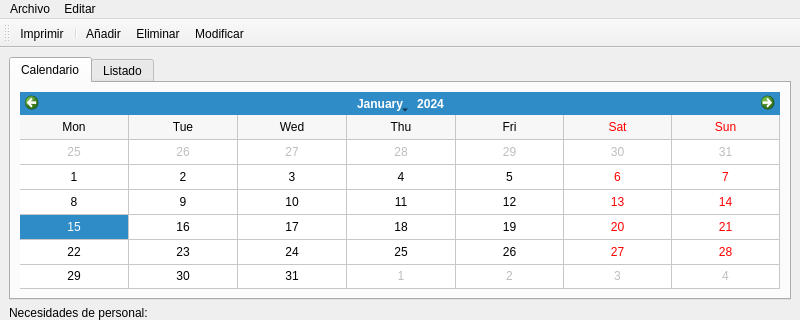
Before: the Qt Designer form ui/mainwindow.ui in ger-ator/turnos, drawn with Qt 5; both pictures show x 0 to 800 and y 0 to 320 of the 800 by 600 pixel window.
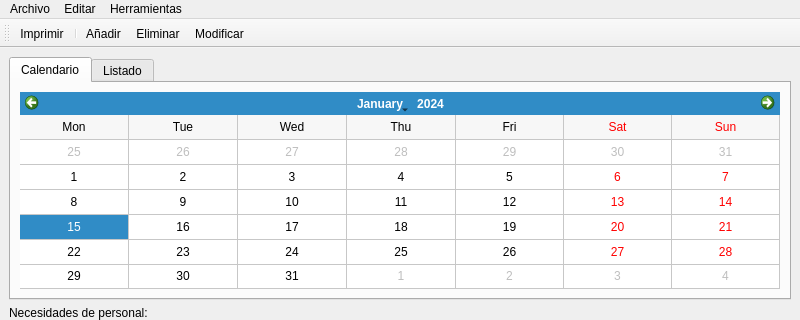
After: the same form once the commit is applied. Icons and pictures are not drawn. Custom widgets are drawn as their Qt base class.

Commit message: Añadida herramienta para editar personal de la base de datos

What changed in the file:
```diff
--- a/ui/mainwindow.ui
+++ b/ui/mainwindow.ui
@@ -183,8 +183,15 @@
     <addaction name="actionExportar_base_de_datos"/>
     <addaction name="actionImportar_base_de_datos"/>
    </widget>
+   <widget class="QMenu" name="menuAaa">
+    <property name="title">
+     <string>Herramientas</string>
+    </property>
+    <addaction name="actionEditar_DB_personal"/>
+   </widget>
    <addaction name="menuArchivo"/>
    <addaction name="menuHerramientas"/>
+   <addaction name="menuAaa"/>
   </widget>
   <widget class="QStatusBar" name="statusbar"/>
   <widget class="QToolBar" name="toolBar">
```
Left out of the diff: 5 changed lines with no effect on the pictures. The commit also changes 6 other files.
